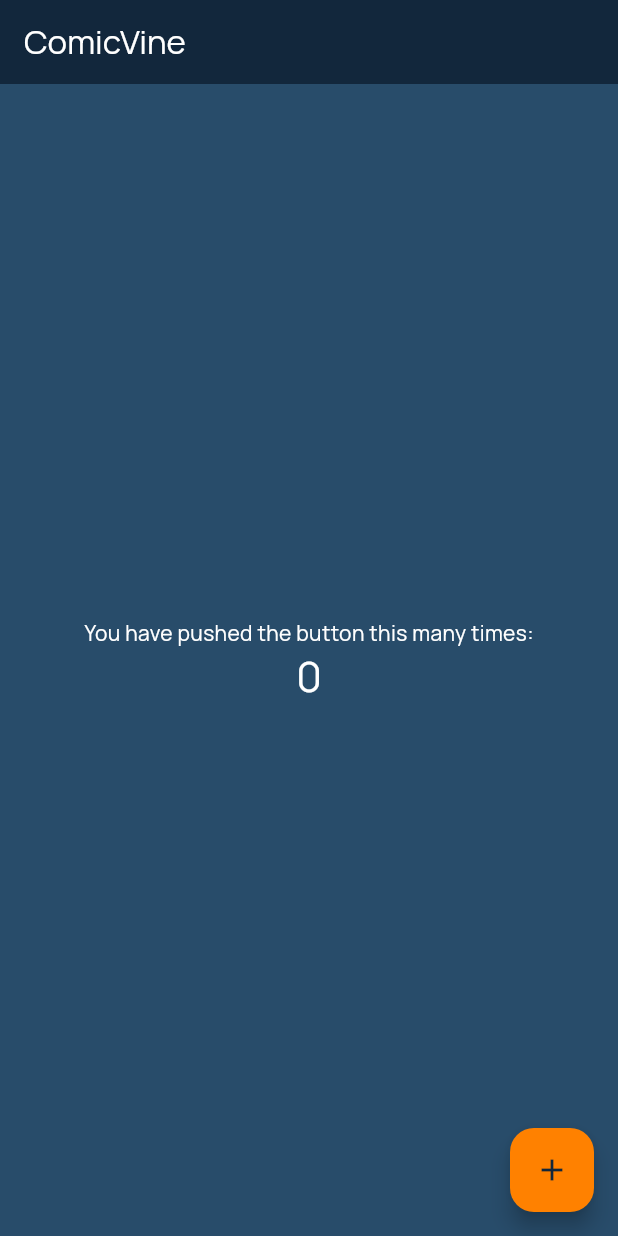
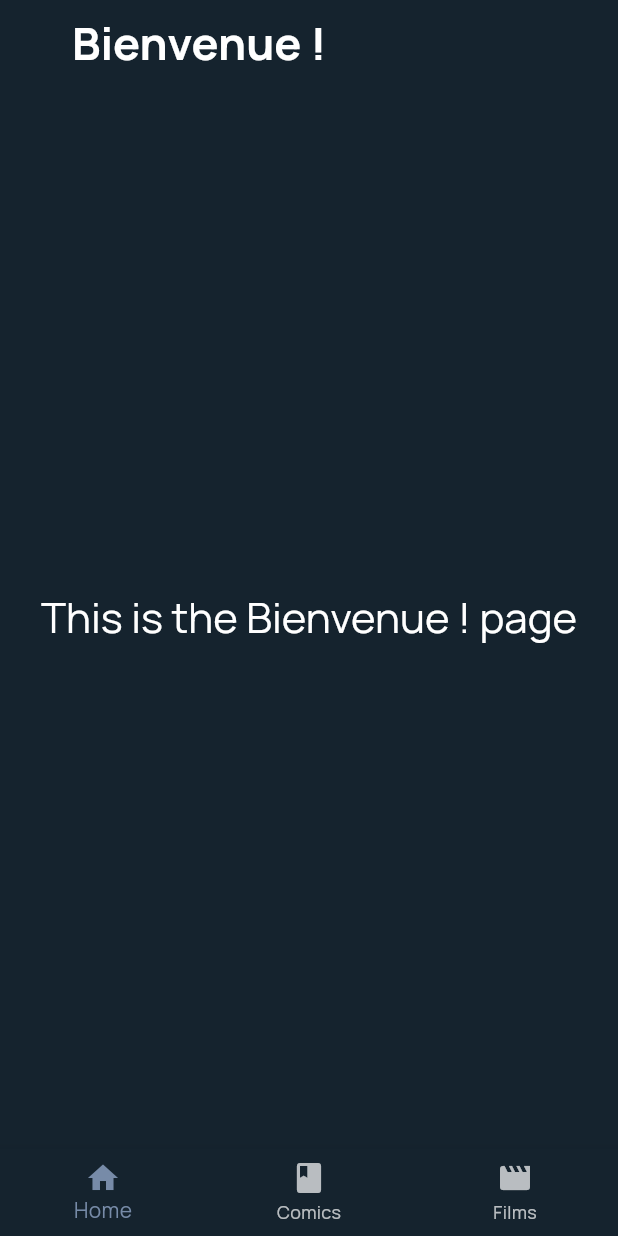
Before and after one commit to funfake/prj-comicvine-ece-flutter, a Flutter app: the screen it shows after launch, on a phone screen of 412 x 824 dp. Run offline on Flutter 3.47's test engine with Material 3 defaults, Android fonts, the phone set to English and light mode, and no system bars; our stand-ins replace google_fonts.

Commit message:
updated file structure, added navbar and homepage

```diff
--- a/lib/main.dart
+++ b/lib/main.dart
@@ -1,5 +1,7 @@
 import 'package:flutter/material.dart';
 import 'package:google_fonts/google_fonts.dart';
+import 'package:comicvine/src/presentation/widgets/GeneralLayout.dart';
+import 'package:comicvine/src/presentation/pages/HomePage.dart';
 
 void main() {
   runApp(const MyApp());
@@ -18,8 +20,8 @@ class MyApp extends StatelessWidget {
           background: Color(0xFF15232E),
           onBackground: Colors.white,
           primary: Color(0xFFFF8100),
-          secondary: Color(0xFF1E3243),
-          surface: Color(0xFF284C6A),
+          secondary: Color(0xFF778BA8),
+          surface: Color(0xFF15232E),
           onSurface: Colors.white, // set default text color
           onPrimary: Color(0xFF12273C),
           onSecondary: Color(0xFF778BA8),
@@ -32,95 +34,9 @@ class MyApp extends StatelessWidget {
         ).apply(bodyColor: Colors.white, displayColor: Colors.white),
         useMaterial3: true,
       ),
-      home: const MyHomePage(title: 'ComicVine'),
+      home: GeneralLayout(
+        content: const HomePage(title: 'Bienvenue !'),
+      ),
     );
   }
 }
-
-class MyHomePage extends StatefulWidget {
-  const MyHomePage({super.key, required this.title});
-
-  // This widget is the home page of your application. It is stateful, meaning
-  // that it has a State object (defined below) that contains fields that affect
-  // how it looks.
-
-  // This class is the configuration for the state. It holds the values (in this
-  // case the title) provided by the parent (in this case the App widget) and
-  // used by the build method of the State. Fields in a Widget subclass are
-  // always marked "final".
-
-  final String title;
-
-  @override
-  State<MyHomePage> createState() => _MyHomePageState();
-}
-
-class _MyHomePageState extends State<MyHomePage> {
-  int _counter = 0;
-
-  void _incrementCounter() {
-    setState(() {
-      // This call to setState tells the Flutter framework that something has
-      // changed in this State, which causes it to rerun the build method below
-      // so that the display can reflect the updated values. If we changed
-      // _counter without calling setState(), then the build method would not be
-      // called again, and so nothing would appear to happen.
-      _counter++;
-    });
-  }
-
-  @override
-  Widget build(BuildContext context) {
-    // This method is rerun every time setState is called, for instance as done
-    // by the _incrementCounter method above.
-    //
-    // The Flutter framework has been optimized to make rerunning build methods
-    // fast, so that you can just rebuild anything that needs updating rather
-    // than having to individually change instances of widgets.
-    return Scaffold(
-      appBar: AppBar(
-        // TRY THIS: Try changing the color here to a specific color (to
-        // Colors.amber, perhaps?) and trigger a hot reload to see the AppBar
-        // change color while the other colors stay the same.
-        backgroundColor: Theme.of(context).colorScheme.inversePrimary,
-        // Here we take the value from the MyHomePage object that was created by
-        // the App.build method, and use it to set our appbar title.
-        title: Text(widget.title),
-      ),
-      body: Center(
-        // Center is a layout widget. It takes a single child and positions it
-        // in the middle of the parent.
-        child: Column(
-          // Column is also a layout widget. It takes a list of children and
-          // arranges them vertically. By default, it sizes itself to fit its
-          // children horizontally, and tries to be as tall as its parent.
-          //
-          // Column has various properties to control how it sizes itself and
-          // how it positions its children. Here we use mainAxisAlignment to
-          // center the children vertically; the main axis here is the vertical
-          // axis because Columns are vertical (the cross axis would be
-          // horizontal).
-          //
-          // TRY THIS: Invoke "debug painting" (choose the "Toggle Debug Paint"
-          // action in the IDE, or press "p" in the console), to see the
-          // wireframe for each widget.
-          mainAxisAlignment: MainAxisAlignment.center,
-          children: <Widget>[
-            const Text(
-              'You have pushed the button this many times:',
-            ),
-            Text(
-              '$_counter',
-              style: Theme.of(context).textTheme.headlineMedium,
-            ),
-          ],
-        ),
-      ),
-      floatingActionButton: FloatingActionButton(
-        onPressed: _incrementCounter,
-        tooltip: 'Increment',
-        child: const Icon(Icons.add),
-      ), // This trailing comma makes auto-formatting nicer for build methods.
-    );
-  }
-}
--- /dev/null
+++ b/lib/src/presentation/pages/HomePage.dart
@@ -0,0 +1,39 @@
+import 'package:flutter/material.dart';
+
+class HomePage extends StatelessWidget {
+  final String title;
+
+  const HomePage({Key? key, required this.title}) : super(key: key);
+
+  @override
+  Widget build(BuildContext context) {
+    return Scaffold(
+      appBar: AppBar(
+        title: Row(
+          children: [
+            Expanded(
+              child: Container(
+                margin: EdgeInsets.only(left: 32),
+                child: Text(
+                  title,
+                  style: TextStyle(
+                    fontSize: 30,
+                    fontWeight: FontWeight.bold,
+                  ),
+                  textAlign: TextAlign.left,
+                ),
+              ),
+            ),
+          ],
+        ),
+      ),
+      body: Container(
+        alignment: Alignment.center,
+        child: Text(
+          'This is the $title page',
+          style: Theme.of(context).textTheme.headline4,
+        ),
+      ),
+    );
+  }
+}
--- /dev/null
+++ b/lib/src/presentation/widgets/CustomNavBar.dart
@@ -0,0 +1,34 @@
+import 'package:flutter/material.dart';
+
+class CustomNavBar extends StatelessWidget {
+  final int currentIndex;
+  final Function(int) onTap;
+
+  CustomNavBar({required this.currentIndex, required this.onTap});
+
+  @override
+  Widget build(BuildContext context) {
+    return BottomNavigationBar(
+      currentIndex: currentIndex,
+      onTap: onTap,
+      items: const <BottomNavigationBarItem>[
+        BottomNavigationBarItem(
+          icon: Icon(Icons.home),
+          label: 'Home',
+        ),
+        BottomNavigationBarItem(
+          icon: Icon(Icons.book),
+          label: 'Comics',
+        ),
+        BottomNavigationBarItem(
+          icon: Icon(Icons.movie),
+          label: 'Films',
+        ),
+        // BottomNavigationBarItem(
+        //   icon: Icon(Icons.movie),
+        //   label: 'Films',
+        // ),
+      ],
+    );
+  }
+}
--- /dev/null
+++ b/lib/src/presentation/widgets/GeneralLayout.dart
@@ -0,0 +1,32 @@
+import 'package:comicvine/src/presentation/widgets/CustomNavBar.dart';
+import 'package:flutter/material.dart';
+
+class GeneralLayout extends StatefulWidget {
+  final Widget content;
+
+  GeneralLayout({required this.content});
+
+  @override
+  _GeneralLayoutState createState() => _GeneralLayoutState();
+}
+
+class _GeneralLayoutState extends State<GeneralLayout> {
+  int _currentIndex = 0;
+
+  void _onItemTapped(int index) {
+    setState(() {
+      _currentIndex = index;
+    });
+  }
+
+  @override
+  Widget build(BuildContext context) {
+    return Scaffold(
+      body: widget.content,
+      bottomNavigationBar: CustomNavBar(
+        currentIndex: _currentIndex,
+        onTap: _onItemTapped,
+      ),
+    );
+  }
+}
```
